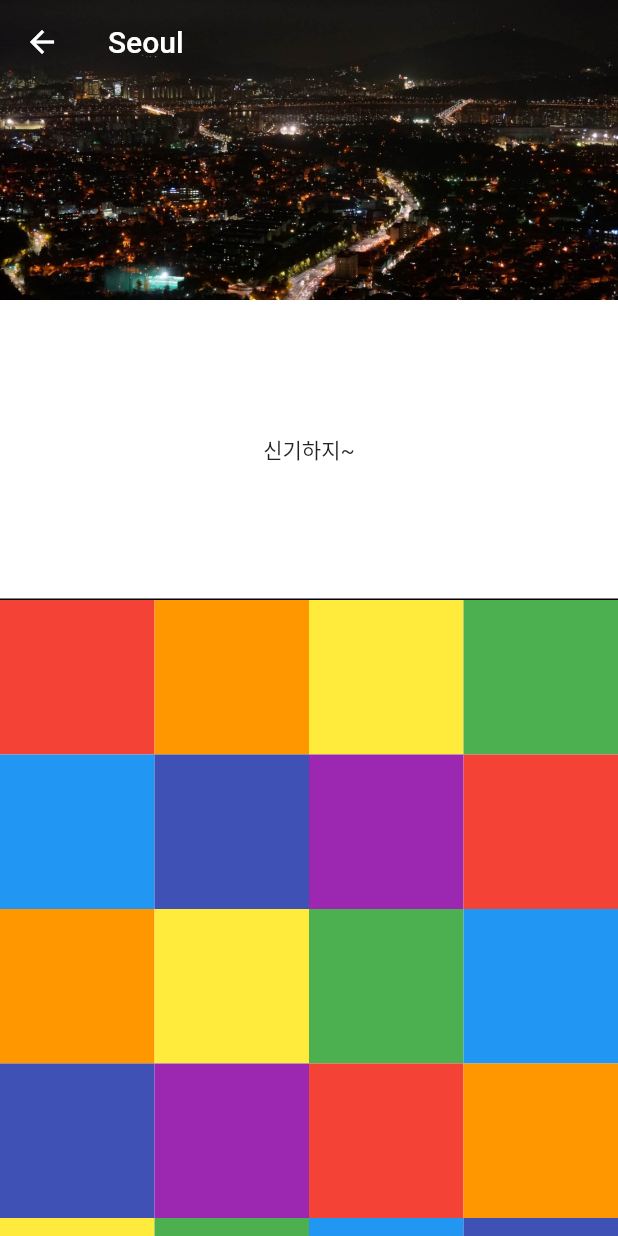
After one commit to serendipity1004/Youtube-Flutter-Tutorials, a Flutter app: the CustomScrollViewScreen screen opened directly, on a phone screen of 412 x 824 dp. The commit adds this screen. Run offline on Flutter 3.47's test engine with Material 2 defaults, Android fonts, the phone set to English and light mode, and no system bars; our stand-ins replace get.

Commit message:
custom scrollview

```diff
--- /dev/null
+++ b/lib/Screens/CustomScrollView/CustomScrollViewScreen.dart
@@ -0,0 +1,153 @@
+import 'package:flutter/material.dart';
+
+class _SliverFixedHeader extends SliverPersistentHeaderDelegate {
+  final double maxHeight;
+  final double minHeight;
+  final Widget child;
+
+  _SliverFixedHeader({
+    @required this.maxHeight,
+    @required this.minHeight,
+    @required this.child,
+  });
+
+  @override
+  Widget build(BuildContext context, double shrinkOffset,
+      bool overlapsContent) {
+    // TODO: implement build
+    return SizedBox.expand(
+      child: child,
+    );
+  }
+
+  @override
+  // TODO: implement maxExtent
+  double get maxExtent => this.maxHeight;
+
+  @override
+  // TODO: implement minExtent
+  double get minExtent => this.minHeight;
+
+  @override
+  bool shouldRebuild(_SliverFixedHeader oldDelegate,) {
+    // TODO: implement shouldRebuild
+    return oldDelegate.maxHeight != this.maxHeight ||
+        oldDelegate.minHeight != this.minHeight ||
+        oldDelegate.child != this.child;
+  }
+
+}
+
+class CustomScrollViewScreen extends StatefulWidget {
+  @override
+  _CustomScrollViewScreenState createState() => _CustomScrollViewScreenState();
+}
+
+class _CustomScrollViewScreenState extends State<CustomScrollViewScreen> {
+  getColor(index,) {
+    final color = [
+      Colors.red,
+      Colors.orange,
+      Colors.yellow,
+      Colors.green,
+      Colors.blue,
+      Colors.indigo,
+      Colors.purple,
+    ];
+
+    return color[index % color.length];
+  }
+
+  renderSliverAppbar() {
+    return SliverAppBar(
+      backgroundColor: Colors.black,
+      expandedHeight: 200.0,
+      pinned: true,
+      flexibleSpace: Image.asset(
+        'assets/seoul-night-view.jpg',
+        fit: BoxFit.cover,
+      ),
+      title: Text(
+        'Seoul',
+      ),
+    );
+  }
+
+  renderSliverGrid() {
+    return SliverGrid(
+      delegate: SliverChildBuilderDelegate(
+            (context, index) {
+          return Container(
+            color: getColor(
+              index,
+            ),
+          );
+        },
+        childCount: 32,
+      ),
+      gridDelegate: SliverGridDelegateWithFixedCrossAxisCount(
+        crossAxisCount: 4,
+      ),
+    );
+  }
+
+  renderSliverList() {
+    return SliverList(
+      delegate: SliverChildBuilderDelegate(
+            (context, index) {
+          return Container(
+            color: getColor(
+              index,
+            ),
+            height: 100.0,
+          );
+        },
+        childCount: 8,
+      ),
+    );
+  }
+
+  renderHeader() {
+    return SliverPersistentHeader(
+      pinned: true,
+      delegate: _SliverFixedHeader(
+        maxHeight: 200.0,
+        minHeight: 75.0,
+        child: Container(
+          decoration: BoxDecoration(
+            color: Colors.white,
+            border: Border(
+              bottom: BorderSide(
+                color: Colors.black,
+              ),
+            ),
+          ),
+          child: Center(
+            child: Text(
+              '신기하지~',
+            ),
+          ),
+        ),
+      ),
+    );
+  }
+
+  @override
+  Widget build(BuildContext context) {
+    return Scaffold(
+      body: CustomScrollView(
+        slivers: [
+          renderSliverAppbar(),
+          renderHeader(),
+          renderSliverGrid(),
+          renderHeader(),
+          renderSliverList(),
+          renderHeader(),
+          renderSliverGrid(),
+          renderHeader(),
+          renderSliverList(),
+        ],
+      ),
+    );
+  }
+}
--- a/pubspec.yaml
+++ b/pubspec.yaml
@@ -22,6 +22,7 @@ environment:
 
 dependencies:
   provider: ^4.3.2
+  get: ^3.17.1
   flutter:
     sdk: flutter
 
@@ -44,6 +45,9 @@ flutter:
   # included with your application, so that you can use the icons in
   # the material Icons class.
   uses-material-design: true
+
+  assets:
+    - assets/
 
   # To add assets to your application, add an assets section, like this:
   # assets:
```
Also changed, not shown: lib/Screens/GetxNavigation/GetxNavigationScreen.dart (added, +164 -0 lines), lib/Screens/GetxNavigation/ScreenFive.dart (added, +33 -0 lines), lib/Screens/GetxNavigation/ScreenFour.dart (added, +26 -0 lines), lib/Screens/GetxNavigation/ScreenThree.dart (added, +75 -0 lines), lib/Screens/GetxNavigation/ScreenTwo.dart (added, +37 -0 lines), lib/Screens/Home/HomeScreen.dart (+10 -0 lines), lib/main.dart (+29 -1 lines), assets/flutter-logo-white.png (added), assets/seoul-night-view.jpg (added), pubspec.lock.
